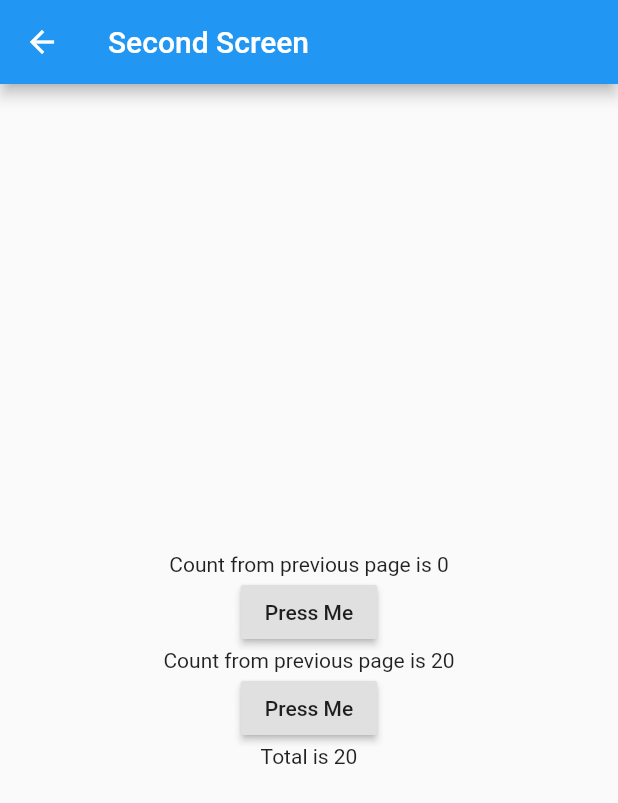
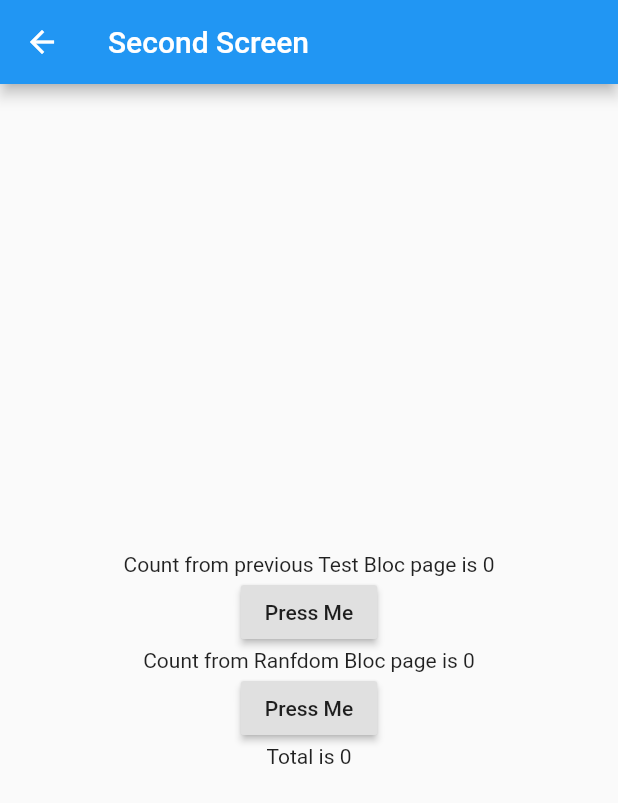
Before and after one commit to garg-kunal/flutter_web, a Flutter app: the screen it shows after launch, after a tap on "Increment", after a tap on "Decrement", after a tap on the "ac unit" icon, on a phone screen of 412 x 824 dp. Shown: the top 803 px of the screen. Run offline on Flutter 3.47's test engine with Material 2 defaults, Android fonts, the light colour scheme and no system bars; our stand-ins replace bloc, flutter_bloc, freezed_annotation; generated files the repository leaves out were written again.

Commit message:
freezeed pack

```diff
--- a/lib/Counterbloc/counter_bloc.dart
+++ b/lib/Counterbloc/counter_bloc.dart
@@ -7,7 +7,6 @@ part 'counter_state.dart';
 
 class CounterBloc extends Bloc<CounterEvent, CounterState> {
   CounterBloc() : super(CounterInitial(count: 0));
-
   @override
   Stream<CounterState> mapEventToState(
     CounterEvent event,
--- /dev/null
+++ b/lib/application/bloc/test_bloc.dart
@@ -0,0 +1,32 @@
+import 'dart:async';
+
+import 'package:bloc/bloc.dart';
+import 'package:freezed_annotation/freezed_annotation.dart';
+import 'package:the_basics/domain/index.dart';
+
+part 'test_event.dart';
+part 'test_state.dart';
+part 'test_bloc.freezed.dart';
+
+class TestBloc extends Bloc<TestEvent, TestState> {
+  final Domain _domain;
+
+  TestBloc(this._domain) : super(TestState.initial());
+
+  @override
+  Stream<TestState> mapEventToState(
+    TestEvent event,
+  ) async* {
+    yield* event.map(
+        started: (e) async* {},
+        increment: (e) async* {
+          int val = _domain.inc(state.counter);
+          print(val);
+          yield state.copyWith(counter: val);
+        },
+        decrement: (e) async* {
+          int val = _domain.dec(state.counter);
+          yield state.copyWith(counter: val);
+        });
+  }
+}
--- /dev/null
+++ b/lib/application/bloc/test_event.dart
@@ -0,0 +1,8 @@
+part of 'test_bloc.dart';
+
+@freezed
+abstract class TestEvent with _$TestEvent {
+  const factory TestEvent.started() = _Started;
+  const factory TestEvent.increment() = _Increment;
+  const factory TestEvent.decrement() = _Decrement;
+}
--- /dev/null
+++ b/lib/application/bloc/test_state.dart
@@ -0,0 +1,7 @@
+part of 'test_bloc.dart';
+
+@freezed
+abstract class TestState with _$TestState {
+  factory TestState.initial() => TestState(counter: 0);
+  const factory TestState({int counter}) = _TestState;
+}
--- a/lib/bloc/random_bloc.dart
+++ b/lib/bloc/random_bloc.dart
@@ -1,23 +1,35 @@
 import 'dart:async';
-import 'dart:math';
 
 import 'package:bloc/bloc.dart';
+import 'package:freezed_annotation/freezed_annotation.dart';
 import 'package:meta/meta.dart';
+
+import 'package:the_basics/domain/index.dart';
+import 'package:the_basics/infrastructure/index.dart';
 
 part 'random_event.dart';
 part 'random_state.dart';
 
 class RandomBloc extends Bloc<RandomEvent, RandomState> {
-  RandomBloc() : super(RandomInitial(rand: 20));
+  final Domain domain;
+  RandomBloc(
+    this.domain,
+  ) : super(RandomInitial(rand: 0));
 
+  // RandomBloc(RandomState initialState) : super(initialState);
+
+  Run run = new Run();
+  // Domain domain;
   @override
   Stream<RandomState> mapEventToState(
     RandomEvent event,
   ) async* {
     if (event is Generate) {
-      Random random = new Random();
-      int randomNumber = random.nextInt(10);
-      yield RandomInitial(rand: state.rand + randomNumber);
+      // Random random = new Random();
+      // int randomNumber = random.nextInt(10);
+
+      // int randomNumber = run.rand();
+      yield RandomInitial(rand: state.rand + 2);
     }
   }
 }
--- /dev/null
+++ b/lib/domain/index.dart
@@ -0,0 +1,4 @@
+abstract class Domain {
+  int inc(int counter);
+  int dec(int counter);
+}
--- /dev/null
+++ b/lib/infrastructure/index.dart
@@ -0,0 +1,16 @@
+import 'dart:math';
+
+import 'package:the_basics/domain/index.dart';
+
+class Run implements Domain {
+  @override
+  int dec(num counter) {
+    return --counter;
+  }
+
+  @override
+  int inc(int counter) {
+    print("incr");
+    return ++counter;
+  }
+}
--- a/lib/main.dart
+++ b/lib/main.dart
@@ -1,17 +1,18 @@
-import 'dart:developer';
-import 'dart:js';
-
 import 'package:flutter/material.dart';
 import 'package:flutter_bloc/flutter_bloc.dart';
 import 'package:the_basics/Counterbloc/counter_bloc.dart';
+import 'package:the_basics/application/bloc/test_bloc.dart';
 import 'package:the_basics/bloc/random_bloc.dart';
+import 'package:the_basics/domain/index.dart';
 import 'package:the_basics/second.dart';
+
+import 'infrastructure/index.dart';
 
 //
 void main() {
   runApp(MultiBlocProvider(providers: [
-    BlocProvider(create: (context) => CounterBloc()),
-    BlocProvider(create: (context) => RandomBloc()),
+    BlocProvider(create: (context) => TestBloc(Run())),
+    BlocProvider(create: (context) => RandomBloc(Run())),
   ], child: MaterialApp(home: Home())));
 }
 
@@ -42,31 +43,35 @@ class _HomeState extends State<Home> {
             )
           ],
         ),
-        body:
-            BlocConsumer<CounterBloc, CounterState>(builder: (context, state) {
+        body: BlocConsumer<TestBloc, TestState>(builder: (context, state) {
           return Center(
               child: Column(
             mainAxisAlignment: MainAxisAlignment.center,
             children: [
-              Text("value is Counter id ${state.count}"),
+              Text("value is Counter id ${state.counter}"),
               // ignore: missing_required_param
               FlatButton(
                 child: Text("Increment"),
                 onPressed: () {
-                  BlocProvider.of<CounterBloc>(context).add(Increment());
+                  print("Im running");
+                  // BlocProvider.of<TestBloc>(context).add(TestEvent.increment());
+                  context.bloc<TestBloc>().add(TestEvent.increment());
+                  // BlocProvider.of<TestState>(context).add();
                 },
               ),
               FlatButton(
                 child: Text("Decrement"),
                 onPressed: () {
-                  BlocProvider.of<CounterBloc>(context).add(Decrement());
+                  context.bloc<TestBloc>().add(TestEvent.decrement());
+                  // BlocProvider.of<TestBloc>(context).add(TestEvent.decrement());
                 },
               )
             ],
           ));
         }, listener: (context, state) {
           print("State has changed");
-          if (state.count > 10) {
+          if (state.counter > 10) {
+            // ignore: deprecated_member_use
             Scaffold.of(context).showSnackBar(SnackBar(
               content: Text("Over 10"),
               duration: Duration(seconds: 1),
@@ -75,51 +80,3 @@ class _HomeState extends State<Home> {
         }));
   }
 }
-
-// class MyApp extends StatelessWidget {
-//   @override
-//   Widget build(BuildContext context) {
-//     return MaterialApp(
-//       title: 'Material App',
-//       home: new Home(),
-//       debugShowCheckedModeBanner: false,
-//     );
-//     // home: BlocProvider(create: (context) => CounterBloc(), child: Home()));
-//   }
-// }
-
-// Widget Willo(BuildContext context) {
-//   return Scaffold(
-//       appBar: AppBar(
-//         backgroundColor: Colors.red,
-//         title: Text("Hello"),
-//       ),
-//       body: BlocConsumer<CounterBloc, CounterState>(listener: (context, state) {
-//         return Container(child: Text("test"));
-//       }, builder: (context, state) {
-//         if (state is CounterInitial) {
-//           return mike(context, 0);
-//         } else if (state is CounterLoad) {
-//           return mike(context, state.count);
-//         } else {
-//           return Container(child: Text("test"));
-//         }
-//       }));
-// }
-
-// Widget mike(BuildContext context, int val) {
-//   return Center(
-//       child: new Column(
-//     mainAxisAlignment: MainAxisAlignment.center,
-//     children: [
-//       Text("Press Buttomn to load  ${val}"),
-//       FloatingActionButton(
-//         child: Icon(Icons.add),
-//         onPressed: () {
-//           final weatherBloc = context.bloc<CounterBloc>();
-//           weatherBloc.add(Increment(val));
-//         },
-//       ),
-//     ],
-//   ));
-// }
--- a/lib/second.dart
+++ b/lib/second.dart
@@ -4,6 +4,7 @@ import 'package:flutter/cupertino.dart';
 import 'package:flutter/material.dart';
 import 'package:flutter_bloc/flutter_bloc.dart';
 import 'package:the_basics/Counterbloc/counter_bloc.dart';
+import 'package:the_basics/application/bloc/test_bloc.dart';
 import 'package:the_basics/bloc/random_bloc.dart';
 
 class SecondScreen extends StatefulWidget {
@@ -17,7 +18,7 @@ class Second extends State<SecondScreen> {
   int total = 0;
   _updatetotal() {
     setState(() {
-      total = BlocProvider.of<CounterBloc>(context).state.count +
+      total = BlocProvider.of<TestBloc>(context).state.counter +
           BlocProvider.of<RandomBloc>(context).state.rand;
     });
   }
@@ -34,8 +35,7 @@ class Second extends State<SecondScreen> {
         appBar: AppBar(title: Text("Second Screen")),
         body: MultiBlocListener(
             listeners: [
-              BlocListener<CounterBloc, CounterState>(
-                  listener: (context, state) {
+              BlocListener<TestBloc, TestState>(listener: (context, state) {
                 _updatetotal();
               }),
               BlocListener<RandomBloc, RandomState>(listener: (context, state) {
@@ -47,17 +47,18 @@ class Second extends State<SecondScreen> {
               crossAxisAlignment: CrossAxisAlignment.center,
               mainAxisAlignment: MainAxisAlignment.center,
               children: [
-                BlocBuilder<CounterBloc, CounterState>(
+                BlocBuilder<TestBloc, TestState>(
                   builder: (context, state) {
                     return Column(
                       mainAxisAlignment: MainAxisAlignment.center,
                       children: [
-                        Text("Count from previous page is ${state.count}"),
+                        Text(
+                            "Count from previous Test Bloc page is ${state.counter}"),
                         RaisedButton(
                           child: Text('Press Me'),
                           onPressed: () {
-                            BlocProvider.of<CounterBloc>(context)
-                                .add(Increment());
+                            BlocProvider.of<TestBloc>(context)
+                                .add(TestEvent.increment());
                           },
                         )
                       ],
@@ -69,7 +70,7 @@ class Second extends State<SecondScreen> {
                     return Column(
                       mainAxisAlignment: MainAxisAlignment.center,
                       children: [
-                        Text("Count from previous page is ${state.rand}"),
+                        Text("Count from Ranfdom Bloc page is ${state.rand}"),
                         RaisedButton(
                           child: Text('Press Me'),
                           onPressed: () {
```
Also changed, not shown: pubspec.yaml (+5 -8 lines), lib/application/bloc/test_bloc.freezed.dart (added), pubspec.lock.
